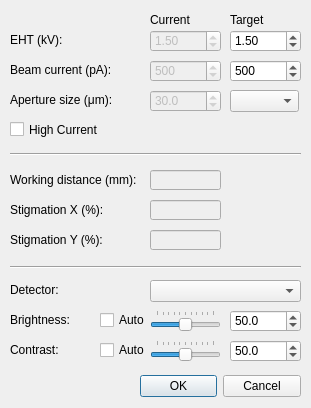
Qt form gui/sem_settings_dlg.ui (SBEMimage/SBEMimage) before a commit.
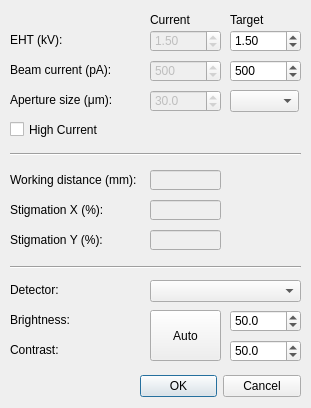
The same form after that commit.

Commit message: Added contrast/brightness support + TFS Phenom Pharos

```diff
--- a/gui/sem_settings_dlg.ui
+++ b/gui/sem_settings_dlg.ui
@@ -419,56 +419,6 @@
     <string>Contrast:</string>
    </property>
   </widget>
-  <widget class="QSlider" name="horizontalSlider_brightness">
-   <property name="geometry">
-    <rect>
-     <x>150</x>
-     <y>310</y>
-     <width>71</width>
-     <height>22</height>
-    </rect>
-   </property>
-   <property name="maximum">
-    <number>100</number>
-   </property>
-   <property name="value">
-    <number>50</number>
-   </property>
-   <property name="orientation">
-    <enum>Qt::Horizontal</enum>
-   </property>
-   <property name="tickPosition">
-    <enum>QSlider::TicksAbove</enum>
-   </property>
-   <property name="tickInterval">
-    <number>10</number>
-   </property>
-  </widget>
-  <widget class="QSlider" name="horizontalSlider_contrast">
-   <property name="geometry">
-    <rect>
-     <x>150</x>
-     <y>340</y>
-     <width>71</width>
-     <height>22</height>
-    </rect>
-   </property>
-   <property name="maximum">
-    <number>100</number>
-   </property>
-   <property name="value">
-    <number>50</number>
-   </property>
-   <property name="orientation">
-    <enum>Qt::Horizontal</enum>
-   </property>
-   <property name="tickPosition">
-    <enum>QSlider::TicksAbove</enum>
-   </property>
-   <property name="tickInterval">
-    <number>10</number>
-   </property>
-  </widget>
   <widget class="QDoubleSpinBox" name="doubleSpinBox_brightness">
    <property name="geometry">
     <rect>
@@ -519,26 +469,13 @@
     <double>50.000000000000000</double>
    </property>
   </widget>
-  <widget class="QCheckBox" name="checkBox_brightness">
+  <widget class="QPushButton" name="pushButton_auto_brightness_contrast">
    <property name="geometry">
     <rect>
-     <x>100</x>
+     <x>150</x>
      <y>310</y>
-     <width>51</width>
-     <height>20</height>
-    </rect>
-   </property>
-   <property name="text">
-    <string>Auto</string>
-   </property>
-  </widget>
-  <widget class="QCheckBox" name="checkBox_contrast">
-   <property name="geometry">
-    <rect>
-     <x>100</x>
-     <y>340</y>
-     <width>51</width>
-     <height>20</height>
+     <width>71</width>
+     <height>51</height>
     </rect>
    </property>
    <property name="text">
```
The commit also changes 4 other files.
